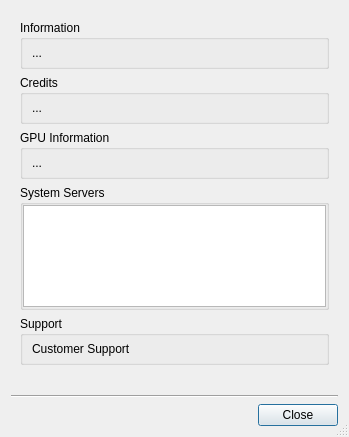
Qt form vms/client/nx_vms_client_desktop/src/ui/dialogs/about_dialog.ui (networkoptix/nx_open) before a commit.
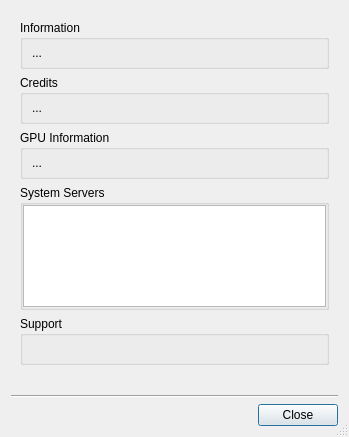
The same form after that commit.

Commit message:
VMS-16798: Display regional support information in the About dialog of the desktop client
Information is stored directly in the licenses, so client will display it only when it is connected
to the server. Demo (trial) license will be ignored. Same entries are displayed only once.

Branch: vms_4.1

```diff
--- a/vms/client/nx_vms_client_desktop/src/ui/dialogs/about_dialog.ui
+++ b/vms/client/nx_vms_client_desktop/src/ui/dialogs/about_dialog.ui
@@ -230,20 +230,23 @@
         <property name="flat">
          <bool>true</bool>
         </property>
-        <layout class="QGridLayout" name="gridLayout" columnstretch="0,0">
+        <layout class="QGridLayout" name="supportLayout" columnstretch="0,1">
          <property name="topMargin">
           <number>6</number>
          </property>
          <property name="bottomMargin">
           <number>6</number>
          </property>
+         <property name="horizontalSpacing">
+          <number>16</number>
+         </property>
          <property name="verticalSpacing">
-          <number>4</number>
+          <number>8</number>
          </property>
          <item row="0" column="0">
           <widget class="QLabel" name="customerSupportTitleLabel">
            <property name="text">
-            <string>Customer Support</string>
+            <string notr="true">&lt;Company Name&gt;</string>
            </property>
           </widget>
          </item>
```
The commit also changes 6 other files.
